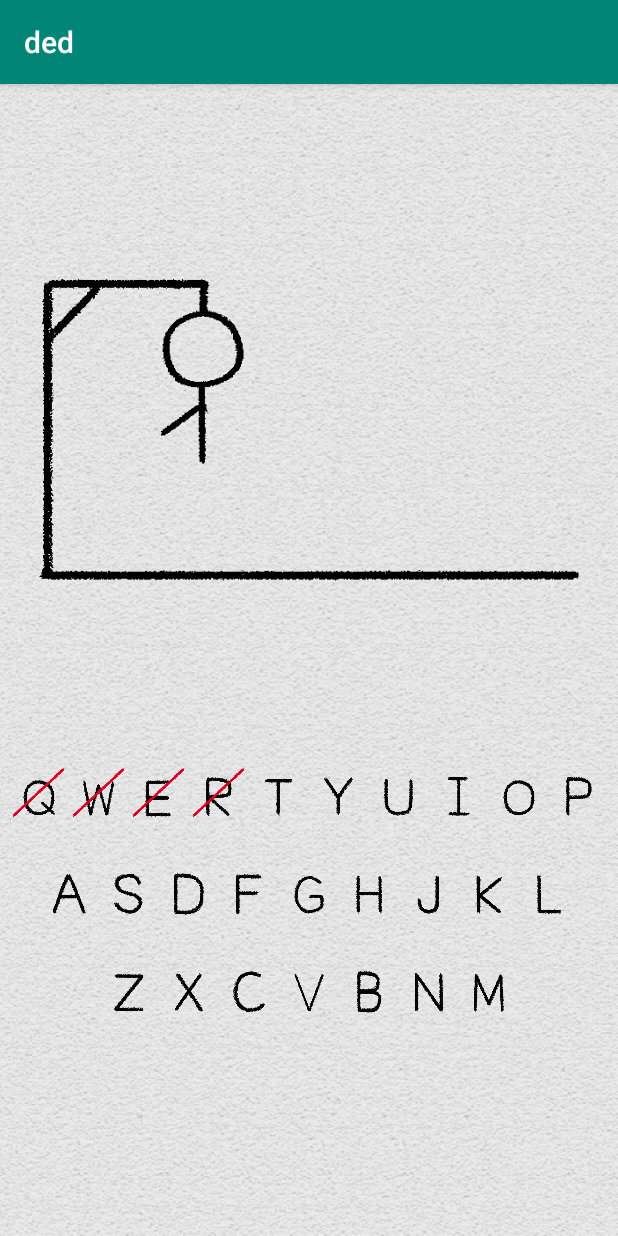
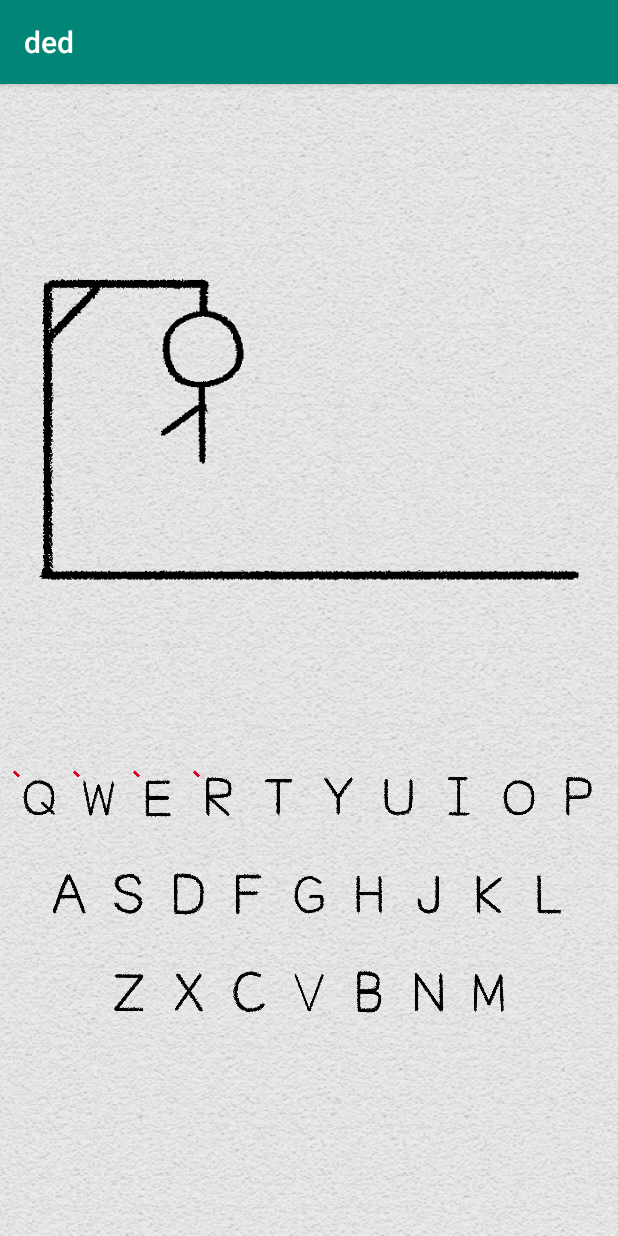
Before and after one commit to w41eed/ded, an Android app: the classicModeActivity screen opened directly, with no data from a screen before it, after a tap on an icon or button, on a phone screen of 412 x 824 dp. Run offline under Robolectric (Android 15) with nearby library versions, the phone set to English and light mode, and no system bars; our stand-ins replace FlexboxLayout; 6 statements that could not run were skipped; 3 other taps on this screen came first.

Commit message:
animations now work yay!

```diff
--- a/app/src/main/java/com/hfad/ded/GameLogic.java
+++ b/app/src/main/java/com/hfad/ded/GameLogic.java
@@ -37,15 +37,6 @@ public class GameLogic {
     private Activity activity;
 
     private resourcesClass resource;
-
-    private final int STRIKE_RESET = 0;
-    private final int STRIKE_ONE = 1;
-    private final int STRIKE_TWO = 2;
-    private final int STRIKE_THREE = 3;
-    private final int STRIKE_FOUR = 4;
-    private final int STRIKE_FIVE = 5;
-    private final int STRIKE_SIX = 6;
-
 
 
     public GameLogic(ArrayList<String> words, Context con, Activity act){
@@ -225,6 +216,7 @@ public class GameLogic {
         correct = correct + tag;
         int resId = context.getResources().getIdentifier(correct,"id", context.getPackageName());
         ImageView correctView = activity.findViewById(resId);
+        correctView.setImageResource(R.drawable.correct_anim2);
         correctView.setVisibility(View.VISIBLE);
 
         //keep track of correct images used
@@ -239,6 +231,8 @@ public class GameLogic {
         wrong = wrong + tag;
         int resId = context.getResources().getIdentifier(wrong,"id", context.getPackageName());
         ImageView wrongView = activity.findViewById(resId);
+        wrongView.setImageResource(R.drawable.wrong_anim2);
+
         wrongView.setVisibility(View.VISIBLE);
 
         //keep track of wrong images used
@@ -277,7 +271,8 @@ public class GameLogic {
     }
 
 
-
+    //Takes in the number of chances left and changes
+    // the hangman imageView to reflect chances left
     private void chancesLeft(int chanceNum){
 
         //Get Hangman view
@@ -287,9 +282,7 @@ public class GameLogic {
         hangMan.setImageResource(resource.getHangManSrc(chanceNum));
 
     }
-    //When replacing blank image view with correctly selected letter,
-    //get indices of occurrences of letter and replace letter at that spot
-    //To check if word is complete, subtract remaining length of string with length of occurrence array
+
 
 
 }
--- a/app/src/main/res/layout/classic_screen_layout.xml
+++ b/app/src/main/res/layout/classic_screen_layout.xml
@@ -12,7 +12,7 @@
 
     <!--Dynamic addition and removal of dashes and letter imagViews-->
 
-    <ImageView
+    <pl.droidsonroids.gif.GifImageView
         android:id="@+id/hangMan"
         android:layout_width="wrap_content"
         android:layout_height="300dp"
```
